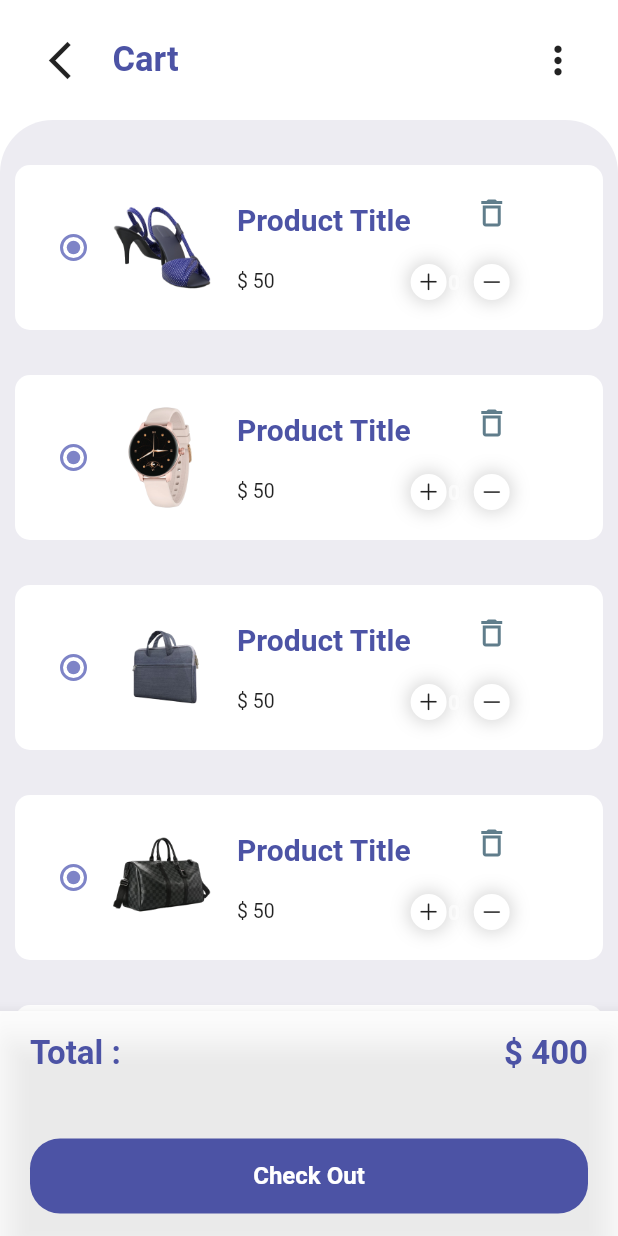
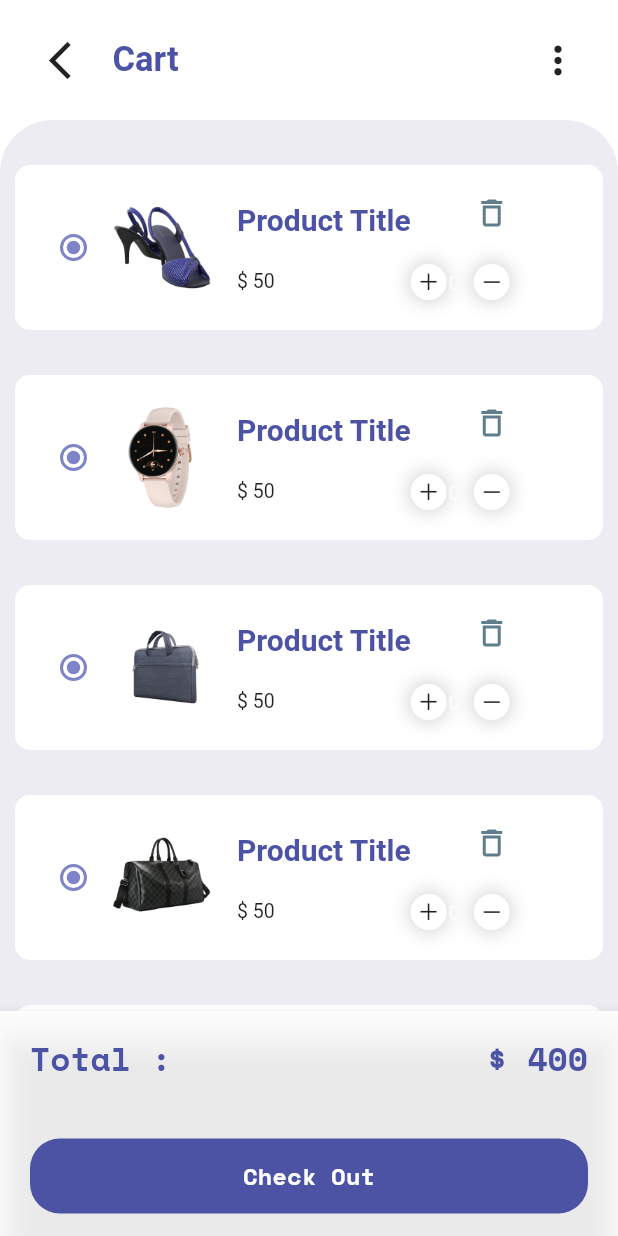
Before and after one commit to JohnGastone/One-Click, a Flutter app: the cartPage screen opened by its route, on a phone screen of 412 x 824 dp. Run offline on Flutter 3.47's test engine with Material 2 defaults, Android fonts, the phone set to English and light mode, and no system bars; our stand-ins replace animated_notch_bottom_bar, badges, flutter_rating_bar, flutter_svg, google_fonts, google_nav_bar; missing offline and left inert: clippy_flutter, curved_navigation_bar_with_label, intro_screen_onboarding_flutter.

Commit message:
cartPage++

```diff
--- a/lib/pages/cartPage.dart
+++ b/lib/pages/cartPage.dart
@@ -1,6 +1,7 @@
 // ignore_for_file: camel_case_types, prefer_const_constructors, file_names
 
 import 'package:flutter/material.dart';
+import 'package:google_fonts/google_fonts.dart';
 
 import '../widgets/CartAppBar.dart';
 import '../widgets/cartBottomNav.dart';
@@ -46,7 +47,7 @@ class cartPage extends StatelessWidget {
                             padding: EdgeInsets.symmetric(horizontal: 10),
                             child: Text(
                               'Add A Gift Card',
-                              style: TextStyle(
+                              style: GoogleFonts.spaceMono(
                                   color: Color(0xFF4C53A5),
                                   fontWeight: FontWeight.bold),
                             ),
--- a/lib/widgets/cartBottomNav.dart
+++ b/lib/widgets/cartBottomNav.dart
@@ -1,6 +1,7 @@
 // ignore_for_file: prefer_const_constructors, prefer_const_literals_to_create_immutables, file_names
 
 import 'package:flutter/material.dart';
+import 'package:google_fonts/google_fonts.dart';
 
 class CartBottomNavBar extends StatelessWidget {
   const CartBottomNavBar({super.key});
@@ -19,12 +20,12 @@ class CartBottomNavBar extends StatelessWidget {
               mainAxisAlignment: MainAxisAlignment.spaceBetween,
               children: [
                 Text('Total :',
-                    style: TextStyle(
+                    style: GoogleFonts.spaceMono(
                         color: Color(0xFF4C53A5),
                         fontSize: 22,
                         fontWeight: FontWeight.bold)),
                 Text('\$ 400',
-                    style: TextStyle(
+                    style: GoogleFonts.spaceMono(
                         color: Color(0xFF4C53A5),
                         fontSize: 22,
                         fontWeight: FontWeight.bold))
@@ -39,7 +40,7 @@ class CartBottomNavBar extends StatelessWidget {
                   borderRadius: BorderRadius.circular(20)),
               child: Text(
                 'Check Out',
-                style: TextStyle(
+                style: GoogleFonts.spaceMono(
                     color: Colors.white,
                     fontSize: 16,
                     fontWeight: FontWeight.bold),
```
